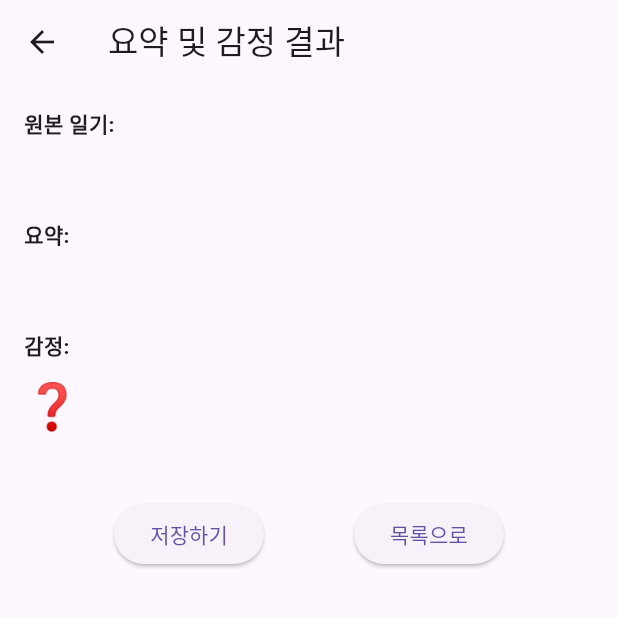
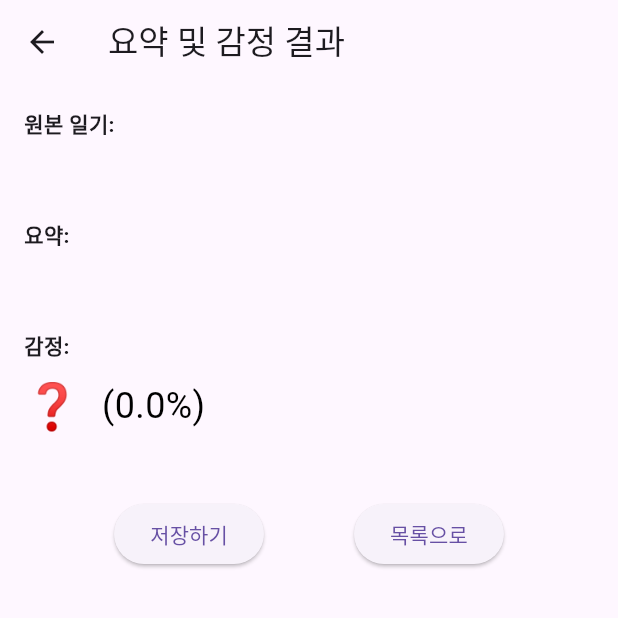
Before and after one commit to duyeob/Haru_hanjul, a Flutter app: the SummaryScreen screen opened directly with empty values, on a phone screen of 412 x 824 dp, the top half of it. Run offline on Flutter 3.47's test engine with Material 3 defaults, Android fonts, the light colour scheme and no system bars; our stand-ins replace hive, hive_flutter; accounts and stored records are empty.

Commit message:
요약이 안됌(감정 부분 점수제로 수정)

```diff
--- a/lib/models/diary_entry.dart
+++ b/lib/models/diary_entry.dart
@@ -5,19 +5,22 @@ part 'diary_entry.g.dart';
 @HiveType(typeId: 0)
 class DiaryEntry extends HiveObject {
   @HiveField(0)
-  final String id;
+  String id;
 
   @HiveField(1)
-  final String originalText;
+  String originalText;
 
   @HiveField(2)
-  final String summary;
+  String summary;
 
   @HiveField(3)
-  final String emotion;
+  String emotion;
 
   @HiveField(4)
-  final DateTime createdAt;
+  DateTime createdAt;
+
+  @HiveField(5)
+  double emotionScore; // 새로 추가된 필드
 
   DiaryEntry({
     required this.id,
@@ -25,5 +28,6 @@ class DiaryEntry extends HiveObject {
     required this.summary,
     required this.emotion,
     required this.createdAt,
+    required this.emotionScore,
   });
 }
--- a/lib/screens/input_screen.dart
+++ b/lib/screens/input_screen.dart
@@ -26,8 +26,9 @@ class _InputScreenState extends State<InputScreen> {
 
     try {
       final result = await ApiService.processDiary(text);
-      final summary = result['summary'] ?? '요약 정보 없음';
+      final summary = result['summary'] ?? '';
       final emotion = result['emotion'] ?? 'neutral';
+      final emotionScore = result['emotion_score'] ?? 0.0;
 
       setState(() => _isLoading = false);
 
@@ -38,6 +39,7 @@ class _InputScreenState extends State<InputScreen> {
             originalText: text,
             summary: summary,
             emotion: emotion,
+            emotionScore: emotionScore,
           ),
         ),
       );
--- a/lib/screens/summary_screen.dart
+++ b/lib/screens/summary_screen.dart
@@ -6,12 +6,14 @@ class SummaryScreen extends StatelessWidget {
   final String originalText;
   final String summary;
   final String emotion;
+  final double emotionScore;
 
   const SummaryScreen({
     super.key,
     required this.originalText,
     required this.summary,
     required this.emotion,
+    required this.emotionScore,
   });
 
   String getEmoji(String emotion) {
@@ -47,6 +49,7 @@ class SummaryScreen extends StatelessWidget {
       originalText: originalText,
       summary: summary,
       emotion: emotion,
+      emotionScore: emotionScore,
       createdAt: DateTime.now(),
     );
     await diaryBox.put(newEntry.id, newEntry);
@@ -55,7 +58,7 @@ class SummaryScreen extends StatelessWidget {
       const SnackBar(content: Text('일기가 저장되었습니다.')),
     );
 
-    Navigator.popUntil(context, (route) => route.isFirst); // 입력 화면으로 복귀
+    Navigator.popUntil(context, (route) => route.isFirst);
   }
 
   @override
@@ -85,7 +88,10 @@ class SummaryScreen extends StatelessWidget {
                 children: [
                   Text(emoji, style: const TextStyle(fontSize: 30)),
                   const SizedBox(width: 8),
-                  Text(emotion, style: TextStyle(fontSize: 24, color: color)),
+                  Text(
+                    '$emotion (${(emotionScore * 100).toStringAsFixed(1)}%)',
+                    style: TextStyle(fontSize: 24, color: color),
+                  ),
                 ],
               ),
               const SizedBox(height: 40),
```
Also changed, not shown: lib/screens/diary_list_screen.dart (+27 -56 lines), lib/services/api_service.dart (+6 -5 lines), lib/models/diary_entry.g.dart.
